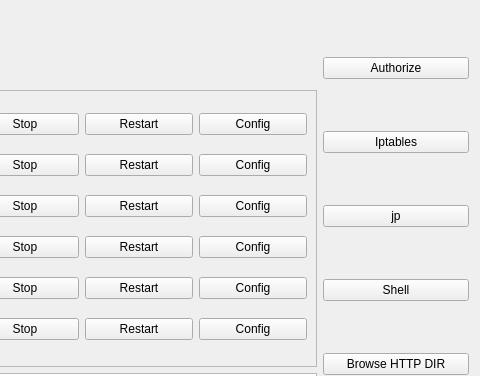
This is main_widget.ui in kubekpop/slm as Qt 5 draws it before an edit; both pictures show x 621 to 1101 and y 0 to 376 of the 1101 by 681 pixel window. The edited form follows.
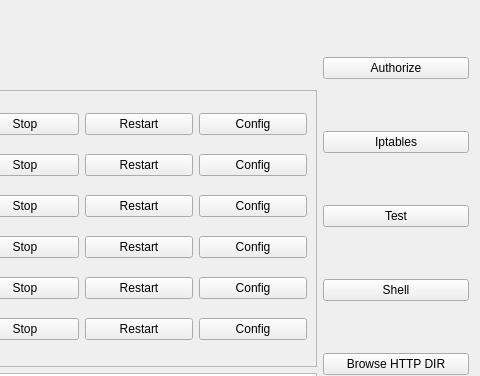
This is the edited form. Icons and pictures are not drawn.

The edit to the form file:
```diff
--- a/main_widget.ui
+++ b/main_widget.ui
@@ -42,7 +42,7 @@
        <item>
         <widget class="QPushButton" name="pushButton">
          <property name="text">
-          <string>jp</string>
+          <string>Test</string>
          </property>
         </widget>
        </item>
```
Left out of the diff: 2 changed lines with no effect on the pictures.
